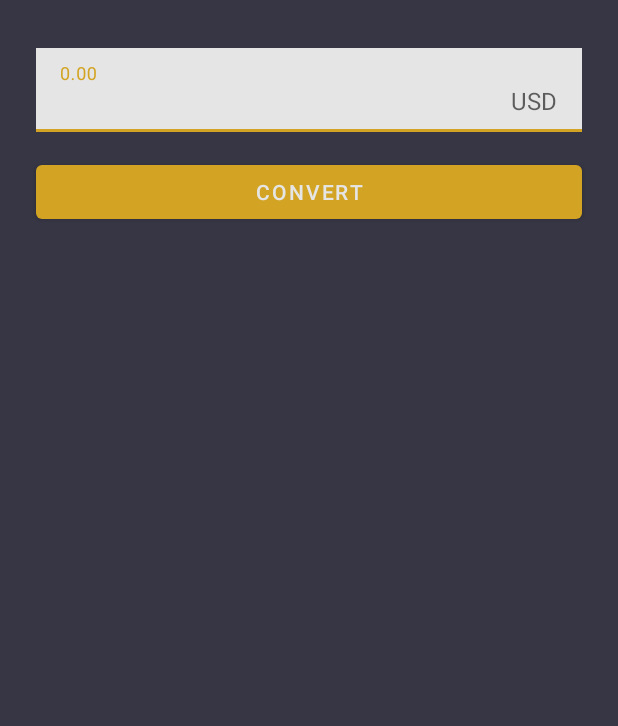
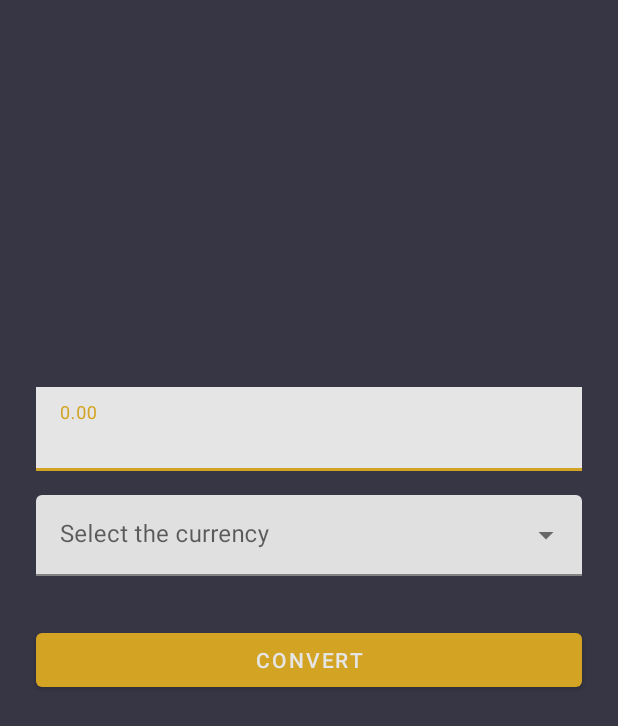
Before and after one commit to jvsena42/CryptoConverter, an Android app: the screen it shows after launch (MainActivity), on a phone screen of 412 x 824 dp. Shown: the top 726 px of the screen. Run offline under Robolectric (Android 15) with nearby library versions, the phone set to English and light mode, and no system bars; our stand-ins replace Dagger/Hilt's generated code, data binding.

Commit message:
[NEW] nav_main.xml

```diff
--- a/app/build.gradle
+++ b/app/build.gradle
@@ -46,7 +46,7 @@ dependencies {
     def coroutines_version = "1.3.7"
     def retrofit_version = "2.9.0"
     def Interceptor_version = "4.7.2"
-    def nav_version = "2.3.4"
+    def nav_version = "2.3.5"
 
     implementation "org.jetbrains.kotlin:kotlin-stdlib:$kotlin_version"
     implementation 'androidx.core:core-ktx:1.3.2'
--- a/app/src/main/java/com/bulletapps/cryptoconverter/presentation/activity/MainActivity.kt
+++ b/app/src/main/java/com/bulletapps/cryptoconverter/presentation/activity/MainActivity.kt
@@ -32,13 +32,13 @@ class MainActivity : AppCompatActivity() {
         viewModel = ViewModelProvider(this,factory).get(MainActivityViewModel::class.java)
         binding = DataBindingUtil.setContentView(this,R.layout.activity_main)
 
-        initRecyclerView()
-        onClick()
+//        initRecyclerView()
+//        onClick()
         observe()
     }
 
     private fun observe() {
-        viewModel.listCrypto.observe(this, {
+       /* viewModel.listCrypto.observe(this, {
             when(it){
                 is Resource.Loading->{
                     binding.progressBar.viewVisible()
@@ -56,10 +56,10 @@ class MainActivity : AppCompatActivity() {
                     }
                 }
             }
-        })
+        })*/
     }
 
-    private fun onClick() {
+   /* private fun onClick() {
         binding.btConvert.setOnClickListener {
             validation()
         }
@@ -92,5 +92,5 @@ class MainActivity : AppCompatActivity() {
             }
 
         })
-    }
+    }*/
 }
--- a/app/src/main/java/com/bulletapps/cryptoconverter/presentation/fragment/ValueFragment.kt
+++ b/app/src/main/java/com/bulletapps/cryptoconverter/presentation/fragment/ValueFragment.kt
@@ -6,6 +6,7 @@ import android.view.LayoutInflater
 import android.view.View
 import android.view.ViewGroup
 import android.widget.ArrayAdapter
+import androidx.navigation.fragment.findNavController
 import com.bulletapps.cryptoconverter.R
 import com.bulletapps.cryptoconverter.databinding.FragmentValueBinding
 
@@ -50,7 +51,7 @@ class ValueFragment : Fragment() {
         }
 
         if (binding.tilFiats.error.isNullOrEmpty() && binding.tilValue.error.isNullOrEmpty()){
-            //findNavController().navigate(R.id.action_additionalHeightFragment_to_additionalWeightFragment)
+            findNavController().navigate(R.id.action_valueFragment_to_resultFragment)
         }
     }
 
--- a/app/src/main/res/layout/activity_main.xml
+++ b/app/src/main/res/layout/activity_main.xml
@@ -13,63 +13,16 @@
         android:background="@color/gray"
         tools:context=".presentation.activity.MainActivity">
 
-        <com.google.android.material.textfield.TextInputLayout
-            android:id="@+id/til_value"
-            style="@style/Widget.MaterialComponents.TextInputLayout.FilledBox"
+        <androidx.fragment.app.FragmentContainerView
+            android:id="@+id/fragment"
+            android:name="androidx.navigation.fragment.NavHostFragment"
             android:layout_width="match_parent"
-            android:layout_height="wrap_content"
-            android:layout_marginStart="24dp"
-            android:layout_marginTop="32dp"
-            android:layout_marginEnd="24dp"
+            android:layout_height="match_parent"
+            app:defaultNavHost="true"
+            app:layout_constraintBottom_toBottomOf="parent"
             app:layout_constraintEnd_toEndOf="parent"
             app:layout_constraintStart_toStartOf="parent"
             app:layout_constraintTop_toTopOf="parent"
-            app:suffixText="USD">
-
-            <com.google.android.material.textfield.TextInputEditText
-                android:id="@+id/tie_value"
-                android:layout_width="match_parent"
-                android:layout_height="wrap_content"
-                android:background="@color/white_text"
-                android:hint="0.00"
-                android:inputType="numberDecimal"
-                android:singleLine="true" />
-        </com.google.android.material.textfield.TextInputLayout>
-
-        <com.google.android.material.button.MaterialButton
-            android:id="@+id/bt_convert"
-            android:layout_width="0dp"
-            android:layout_height="wrap_content"
-            android:layout_marginStart="24dp"
-            android:layout_marginTop="16dp"
-            android:layout_marginEnd="24dp"
-            android:text="@string/convert"
-            app:layout_constraintEnd_toEndOf="parent"
-            app:layout_constraintStart_toStartOf="parent"
-            app:layout_constraintTop_toBottomOf="@+id/til_value" />
-
-        <androidx.recyclerview.widget.RecyclerView
-            android:id="@+id/rv_values"
-            android:layout_width="match_parent"
-            android:layout_height="0dp"
-            android:layout_marginTop="8dp"
-            app:layout_constraintBottom_toBottomOf="parent"
-            app:layout_constraintEnd_toEndOf="parent"
-            app:layout_constraintStart_toStartOf="parent"
-            app:layout_constraintTop_toBottomOf="@+id/bt_convert"
-            tools:listitem="@layout/list_cryptos"/>
-
-        <ProgressBar
-            android:id="@+id/progressBar"
-            style="?android:attr/progressBarStyle"
-            android:layout_width="wrap_content"
-            android:layout_height="wrap_content"
-            android:indeterminateTint="@color/yellow"
-            android:visibility="gone"
-            app:layout_constraintBottom_toBottomOf="parent"
-            app:layout_constraintEnd_toEndOf="parent"
-            app:layout_constraintStart_toStartOf="parent"
-            app:layout_constraintTop_toBottomOf="@+id/bt_convert"
-            tools:visibility="visible" />
+            app:navGraph="@navigation/nav_main" />
     </androidx.constraintlayout.widget.ConstraintLayout>
 </layout>
--- a/app/src/main/res/layout/fragment_value.xml
+++ b/app/src/main/res/layout/fragment_value.xml
@@ -62,8 +62,7 @@
             app:layout_constraintStart_toStartOf="parent"
             app:layout_constraintTop_toTopOf="parent"
             app:layout_constraintVertical_bias="0.37"
-            app:layout_constraintVertical_chainStyle="packed"
-            app:suffixText="USD">
+            app:layout_constraintVertical_chainStyle="packed">
 
             <com.google.android.material.textfield.TextInputEditText
                 android:id="@+id/tie_value"
--- /dev/null
+++ b/app/src/main/res/navigation/nav_main.xml
@@ -0,0 +1,18 @@
+<?xml version="1.0" encoding="utf-8"?>
+<navigation xmlns:android="http://schemas.android.com/apk/res/android"
+    xmlns:app="http://schemas.android.com/apk/res-auto" android:id="@+id/nav_main"
+    app:startDestination="@id/valueFragment">
+
+    <fragment
+        android:id="@+id/valueFragment"
+        android:name="com.bulletapps.cryptoconverter.presentation.fragment.ValueFragment"
+        android:label="ValueFragment" >
+        <action
+            android:id="@+id/action_valueFragment_to_resultFragment"
+            app:destination="@id/resultFragment" />
+    </fragment>
+    <fragment
+        android:id="@+id/resultFragment"
+        android:name="com.bulletapps.cryptoconverter.presentation.fragment.ResultFragment"
+        android:label="ResultFragment" />
+</navigation>
--- a/app/src/main/res/values/themes.xml
+++ b/app/src/main/res/values/themes.xml
@@ -1,6 +1,6 @@
 <resources xmlns:tools="http://schemas.android.com/tools">
     <!-- Base application theme. -->
-    <style name="Theme.CryptoConverter" parent="Theme.MaterialComponents.DayNight.NoActionBar">
+    <style name="Theme.CryptoConverter" parent="Theme.MaterialComponents.Light.NoActionBar">
         <!-- Primary brand color. -->
         <item name="colorPrimary">@color/yellow</item>
         <item name="colorPrimaryVariant">@color/gray</item>
```
